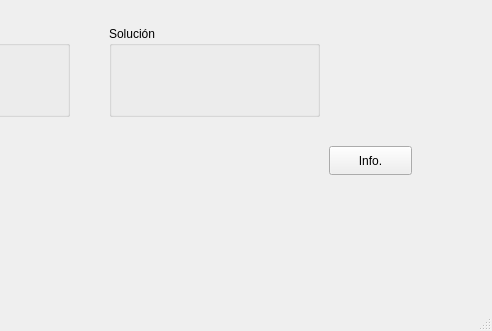
ppaner00/ALU_ArCo, file aluwindow.ui: the form before one commit; both pictures show x 421 to 913 and y 374 to 705 of the 913 by 705 pixel window.
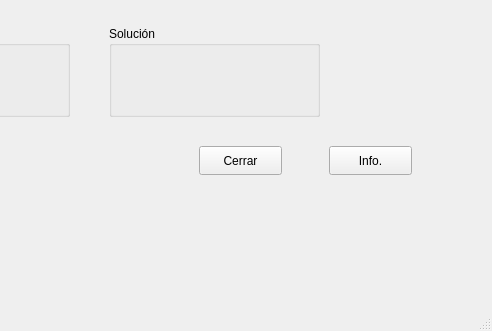
The form after the commit.

Commit message: botón cerrar

```diff
--- a/aluwindow.ui
+++ b/aluwindow.ui
@@ -321,6 +321,19 @@
      <string>Info.</string>
     </property>
    </widget>
+   <widget class="QPushButton" name="cerrar">
+    <property name="geometry">
+     <rect>
+      <x>620</x>
+      <y>520</y>
+      <width>83</width>
+      <height>29</height>
+     </rect>
+    </property>
+    <property name="text">
+     <string>Cerrar</string>
+    </property>
+   </widget>
   </widget>
   <widget class="QMenuBar" name="menubar">
    <property name="geometry">
```
The commit also changes 2 other files.
